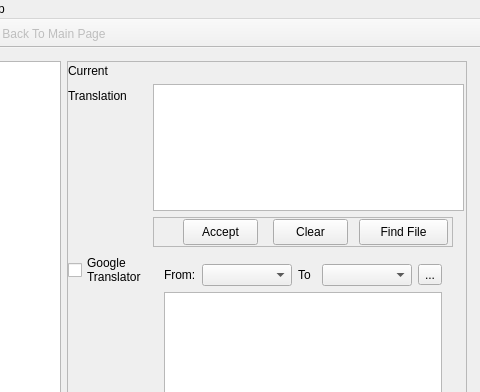
pussbb/Qi38nTranslator, file ui/qi38ntranslator.ui: the form before one commit; both pictures show x 120 to 600 and y 0 to 392 of the 600 by 601 pixel window.
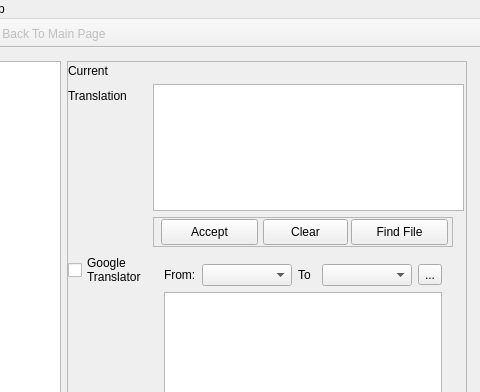
The form after the commit. The open tabs and pages were chosen to show the change. Icons and pictures are not drawn.

Diff of the .ui file:
```diff
--- a/ui/qi38ntranslator.ui
+++ b/ui/qi38ntranslator.ui
@@ -436,9 +436,9 @@
                <widget class="QPushButton" name="acceptTranslation">
                 <property name="geometry">
                  <rect>
-                  <x>30</x>
+                  <x>8</x>
                   <y>2</y>
-                  <width>75</width>
+                  <width>97</width>
                   <height>26</height>
                  </rect>
                 </property>
@@ -459,9 +459,9 @@
                <widget class="QPushButton" name="clearTranslation">
                 <property name="geometry">
                  <rect>
-                  <x>120</x>
+                  <x>110</x>
                   <y>2</y>
-                  <width>75</width>
+                  <width>85</width>
                   <height>26</height>
                  </rect>
                 </property>
@@ -476,9 +476,9 @@
                <widget class="QPushButton" name="findInFile">
                 <property name="geometry">
                  <rect>
-                  <x>206</x>
+                  <x>198</x>
                   <y>2</y>
-                  <width>89</width>
+                  <width>97</width>
                   <height>26</height>
                  </rect>
                 </property>
```
Left out of the diff: 2 changed lines with no effect on the pictures.
